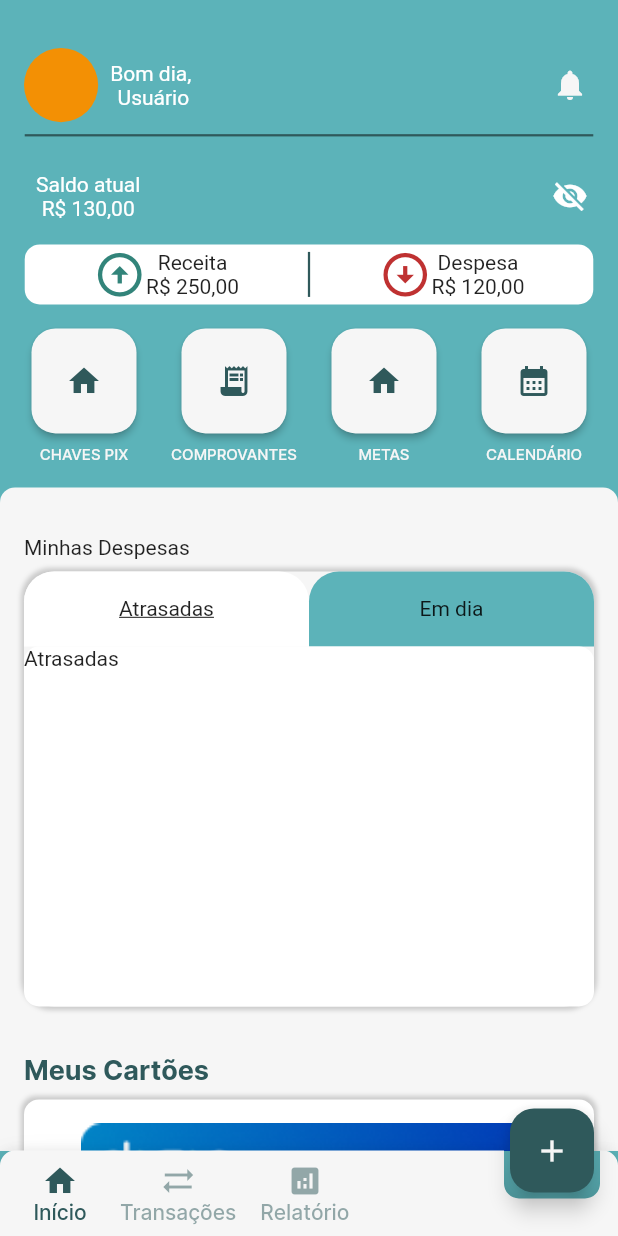
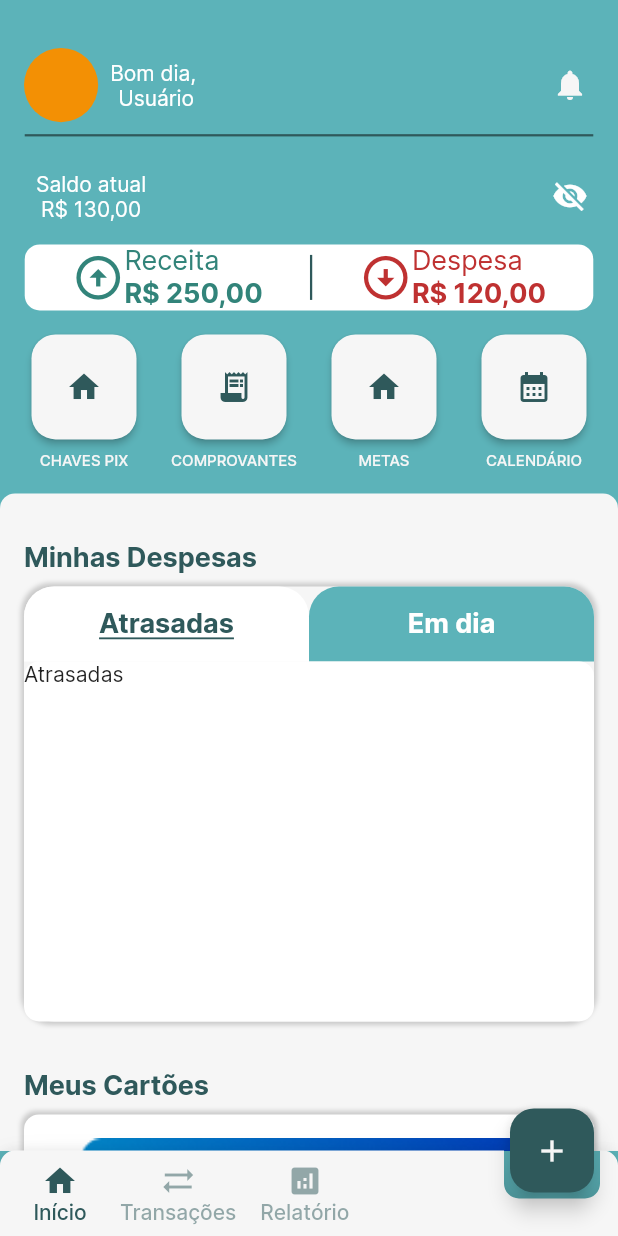
Before and after one commit to proz-tecnologia/PIT01GP07, a Flutter app: the screen it shows after launch, after a tap on "Atrasadas", on a phone screen of 412 x 824 dp. Run offline on Flutter 3.47's test engine with Material 2 defaults, Android fonts, the phone set to English and light mode, and no system bars; drawn by our look-alikes of carousel_slider; our stand-ins replace smooth_page_indicator; Roboto replaces fonts that are missing (Inder).

Commit message:
default font to inter and litle alignment changes

```diff
--- a/lib/app.dart
+++ b/lib/app.dart
@@ -1,6 +1,4 @@
 import 'package:flutter/material.dart';
-import 'package:google_fonts/google_fonts.dart';
-
 import 'design_system/colors.dart';
 import 'pages/splashscreen/splashscreen.dart';
 
@@ -12,10 +10,10 @@ class MyApp extends StatelessWidget {
     return MaterialApp(
       debugShowCheckedModeBanner: false,
       theme: ThemeData(
+        fontFamily: 'Inter',
         iconTheme: const IconThemeData(
           color: AppColors.primarytextColor,
         ),
-        textTheme: GoogleFonts.inderTextTheme(),
         scaffoldBackgroundColor: AppColors.backgroudColor,
         elevatedButtonTheme: ElevatedButtonThemeData(
             style: ButtonStyle(
--- a/lib/design_system/styleapp.dart
+++ b/lib/design_system/styleapp.dart
@@ -1,4 +1,5 @@
 import 'package:flutter/material.dart';
+import 'package:teste/design_system/colors.dart';
 
 class StyleApp {
   StyleApp._();
@@ -8,4 +9,10 @@ class StyleApp {
     blurRadius: 2,
   );
   static const borderRadius = Radius.circular(10.0);
+
+  static const titleCardStyle = TextStyle(
+      fontFamily: 'Inter',
+      fontWeight: FontWeight.w700,
+      color: AppColors.secondtextColor,
+      fontSize: 18);
 }
--- a/lib/widgets/card_account_info/card_account_info.dart
+++ b/lib/widgets/card_account_info/card_account_info.dart
@@ -19,12 +19,7 @@ class CardAccountInfoState extends State<CardAccountInfo> {
       child: Column(
         crossAxisAlignment: CrossAxisAlignment.start,
         children: [
-          const Text("Minhas Contas",
-              style: TextStyle(
-                  fontFamily: 'Inter',
-                  fontWeight: FontWeight.w700,
-                  color: AppColors.secondtextColor,
-                  fontSize: 18)),
+          const Text("Minhas Contas", style: StyleApp.titleCardStyle),
           const SizedBox(height: 8),
           Container(
             width: double.infinity,
--- a/lib/widgets/card_credit_cards/card_credit_cards.dart
+++ b/lib/widgets/card_credit_cards/card_credit_cards.dart
@@ -20,12 +20,7 @@ class CardCreditCardsState extends State<CardCreditCards> {
       child: Column(
         crossAxisAlignment: CrossAxisAlignment.start,
         children: [
-          const Text("Meus Cartões",
-              style: TextStyle(
-                  fontFamily: 'Inter',
-                  fontWeight: FontWeight.w700,
-                  color: Color(0xFF2F595B),
-                  fontSize: 18)),
+          const Text("Meus Cartões", style: StyleApp.titleCardStyle),
           const SizedBox(height: 8),
           Container(
             width: double.infinity,
--- a/lib/widgets/my_expenses/my_expenses.dart
+++ b/lib/widgets/my_expenses/my_expenses.dart
@@ -17,6 +17,8 @@ class _MyExpensesCardState extends State<MyExpensesCard> {
   bool expenseTime = false;
   Color patternColor = AppColors.primarytextColor;
   Color behindColor = AppColors.backgroudColor;
+  Color primaryTextColor = AppColors.primarytextColor;
+  Color secondTextColor = AppColors.secondtextColor;
   TextDecoration underline = TextDecoration.none;
   TextDecoration secunderline = TextDecoration.underline;
 
@@ -27,7 +29,10 @@ class _MyExpensesCardState extends State<MyExpensesCard> {
       child: Column(
         crossAxisAlignment: CrossAxisAlignment.start,
         children: [
-          const Text("Minhas Despesas"),
+          const Text(
+            "Minhas Despesas",
+            style: StyleApp.titleCardStyle,
+          ),
           const SizedBox(height: 8),
           Container(
             width: double.infinity,
@@ -57,13 +62,19 @@ class _MyExpensesCardState extends State<MyExpensesCard> {
                           height: 50,
                           child: Text(
                             "Atrasadas",
-                            style: TextStyle(decoration: underline),
+                            style: TextStyle(
+                                decoration: underline,
+                                fontWeight: FontWeight.w700,
+                                color: primaryTextColor,
+                                fontSize: 18),
                           ),
                         ),
                         onTap: () {
                           setState(() {
                             patternColor = AppColors.backgroudColor;
                             behindColor = AppColors.primarytextColor;
+                            primaryTextColor = AppColors.secondtextColor;
+                            secondTextColor = AppColors.primarytextColor;
                             secunderline = TextDecoration.none;
                             underline = TextDecoration.underline;
                             expenseTime = true;
@@ -84,13 +95,19 @@ class _MyExpensesCardState extends State<MyExpensesCard> {
                           height: 50,
                           child: Text(
                             "Em dia",
-                            style: TextStyle(decoration: secunderline),
+                            style: TextStyle(
+                                decoration: secunderline,
+                                fontWeight: FontWeight.w700,
+                                color: secondTextColor,
+                                fontSize: 18),
                           ),
                         ),
                         onTap: () {
                           setState(() {
                             patternColor = AppColors.primarytextColor;
                             behindColor = AppColors.backgroudColor;
+                            primaryTextColor = AppColors.primarytextColor;
+                            secondTextColor = AppColors.secondtextColor;
                             underline = TextDecoration.none;
                             secunderline = TextDecoration.underline;
                             expenseTime = false;
--- a/lib/widgets/revenue_expense_bar/revenue_expense_bar.dart
+++ b/lib/widgets/revenue_expense_bar/revenue_expense_bar.dart
@@ -19,11 +19,7 @@ class _RevenueExpenseBarState extends State<RevenueExpenseBar> {
         borderRadius: BorderRadius.all(StyleApp.borderRadius),
       ),
       width: MediaQuery.of(context).size.width * 0.92,
-      height: 40,
-      child: Row(
-          mainAxisAlignment: MainAxisAlignment.spaceEvenly,
-          crossAxisAlignment: CrossAxisAlignment.center,
-          children: [
+      child: Row(mainAxisAlignment: MainAxisAlignment.spaceEvenly, children: [
         Row(
           children: [
             const Icon(
@@ -32,10 +28,22 @@ class _RevenueExpenseBarState extends State<RevenueExpenseBar> {
               size: 35,
             ),
             Column(
-                  mainAxisAlignment: MainAxisAlignment.center,
+              crossAxisAlignment: CrossAxisAlignment.start,
               children: const [
-                    Text('Receita'),
-                    Text('R\$ 250,00'),
+                Text(
+                  'Receita',
+                  style: TextStyle(
+                    color: AppColors.revenueColor,
+                    fontSize: 18,
+                  ),
+                ),
+                Text(
+                  'R\$ 250,00',
+                  style: TextStyle(
+                      color: AppColors.revenueColor,
+                      fontWeight: FontWeight.bold,
+                      fontSize: 18),
+                ),
               ],
             )
           ],
@@ -54,10 +62,23 @@ class _RevenueExpenseBarState extends State<RevenueExpenseBar> {
               size: 35,
             ),
             Column(
-                  mainAxisAlignment: MainAxisAlignment.center,
+              crossAxisAlignment: CrossAxisAlignment.start,
               children: const [
-                    Text('Despesa'),
-                    Text('R\$ 120,00'),
+                Text(
+                  'Despesa',
+                  style: TextStyle(
+                    color: AppColors.expenseColor,
+                    fontSize: 18,
+                  ),
+                ),
+                Text(
+                  'R\$ 120,00',
+                  style: TextStyle(
+                    color: AppColors.expenseColor,
+                    fontWeight: FontWeight.bold,
+                    fontSize: 18,
+                  ),
+                ),
               ],
             )
           ],
```
Lines whose indentation alone changed are shown as unchanged.
